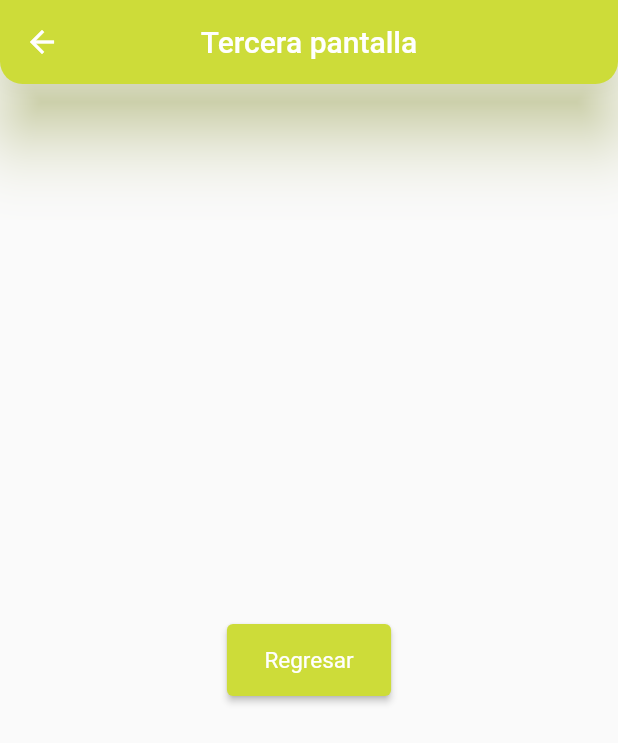
After one commit to Luisfosp00/FLUTTERAPP1, a Flutter app: the screen it shows after launch, after a tap on "Tercera Página", on a phone screen of 412 x 824 dp. The commit adds this screen. Shown: the top 743 px of the screen. Run offline on Flutter 3.47's test engine with Material 2 defaults, Android fonts, the phone set to English and light mode, and no system bars.

Commit message:
Segundo envio

```diff
--- a/lib/main.dart
+++ b/lib/main.dart
@@ -1,15 +1,26 @@
 // ignore_for_file: prefer_const_constructors
 
-import 'dart:ui';
+//import 'dart:js';
+//import 'dart:ui';
+
 
 import 'package:flutter/material.dart';
-
+import 'screens/dataScreen.dart';
+import 'screens/secondScreen.dart';
+import 'screens/thirdScreen.dart';
 
 void main() {
-  runApp(const MaterialApp(
+  runApp(MaterialApp(
     debugShowCheckedModeBanner: false,
     title: 'Flutter demo',
-    home: HomePage(),
+    initialRoute: '/',
+    routes: {
+      '/':(context)=> const HomePage(),
+      '/second':(context)=> const SecondPage(),
+      '/datos':(context)=> const DataPage(),
+      '/third':(context)=> const ThirdPage(),
+      },
+    //home: HomePage(),
   ));
 }
 
@@ -48,10 +59,12 @@ class HomePage extends StatelessWidget {
               ),
               child: const Text('Segunda pantalla'),
               onPressed: (){
+                /*
                 final route = MaterialPageRoute(
                   builder: (context) => const SecondPage(),
                 );
-                Navigator.push(context, route);
+                Navigator.push(context, route);*/
+                Navigator.pushNamed(context, '/second');
               }
             ),
             SizedBox(height: 10.0),
@@ -62,10 +75,23 @@ class HomePage extends StatelessWidget {
               ),
               child: const Text('Datos'),
                 onPressed: (){
+                  /*
                   final route = MaterialPageRoute(
                     builder: (context) => const DataPage(),
                   );
-                  Navigator.push(context, route);
+                  Navigator.push(context, route);*/
+                  Navigator.pushNamed(context, '/datos');
+              }
+            ),
+            SizedBox(height: 10.0),
+            ElevatedButton(
+              style: ButtonStyle(
+                backgroundColor: MaterialStateProperty.all(Colors.green),
+                padding: MaterialStateProperty.all(EdgeInsets.symmetric(horizontal: 25, vertical: 15)),
+              ),
+              child: const Text('Tercera Página'),
+                onPressed: (){
+                  Navigator.pushNamed(context,'/third');
               }
             )
 
@@ -76,101 +102,3 @@ class HomePage extends StatelessWidget {
     );
   }
 }
-// segunda página
-class SecondPage extends StatelessWidget{
-  const SecondPage({Key? key}) : super(key: key);
-
-  @override
-  Widget build(BuildContext context){
-    return Scaffold(
-      appBar: AppBar(
-        title: const Text('Segunda pantalla'),
-        backgroundColor: Colors.purple,
-        centerTitle: true,
-        elevation: 20.0,
-        shadowColor: Colors.purple[400],
-        shape: const RoundedRectangleBorder(
-          borderRadius: BorderRadius.vertical(bottom: Radius.circular(15))),
-
-      ),
-      body: Center(
-        child: Column(
-          crossAxisAlignment: CrossAxisAlignment.center,
-          mainAxisAlignment: MainAxisAlignment.center,
-          children: <Widget>[
-            ElevatedButton(
-            style: ButtonStyle(
-                backgroundColor: MaterialStateProperty.all(Colors.purple),
-                padding: MaterialStateProperty.all(EdgeInsets.symmetric(horizontal: 25, vertical: 15)),
-                textStyle: MaterialStateProperty.all(TextStyle(fontSize: 15))
-            ),
-          child: const Text('Regresar'),
-          onPressed: () => Navigator.pop(context),
-        )
-        ]),
-
-      ),
-    );
-  }
-}
-
-// página de datos
-
-class DataPage extends StatelessWidget{
-  const DataPage({Key? key}) : super(key: key);
-
-  @override
-  Widget build(BuildContext context){
-    return Scaffold(
-      appBar: AppBar(
-        title: const Text('Datos'),
-        backgroundColor: Colors.blue[900],
-        centerTitle: true,
-        elevation: 20.0,
-        shadowColor: Colors.blue[400],
-        shape: const RoundedRectangleBorder(
-          borderRadius: BorderRadius.vertical(bottom: Radius.circular(15))),
-      ),
-      body: Center(
-          child: Column(
-          crossAxisAlignment: CrossAxisAlignment.center,
-          mainAxisAlignment: MainAxisAlignment.center,
-          children: <Widget>[
-            Image.asset("assets/img/lf.JPEG",
-                  width:250.0,
-                ),
-            SizedBox(height: 20.0,),
-                Text('Luis Fernando Solis Pacheco',
-                    style: TextStyle(
-                    fontSize: 35,
-                    fontWeight: FontWeight.bold,
-                  ),
-                  textAlign: TextAlign.center
-                ),
-              SizedBox(height: 10.0),
-              Text('Tecnologías de la Información',
-                style: TextStyle(
-                  fontSize: 25,
-                ),
-                ),
-                  SizedBox(height: 10.0),
-              Text('TI02SM-20',
-                style: TextStyle(
-                  fontSize: 20,
-                ),
-                ),
-                SizedBox(height: 20.0,),
-            ElevatedButton(
-            style: ButtonStyle(
-                backgroundColor: MaterialStateProperty.all(Colors.blue[900]),
-                padding: MaterialStateProperty.all(EdgeInsets.symmetric(horizontal: 25, vertical: 15)),
-                textStyle: MaterialStateProperty.all(TextStyle(fontSize: 15))
-            ),
-          child: const Text('Regresar'),
-          onPressed: () => Navigator.pop(context),
-        )
-        ]),
-      ),
-    );
-  }
-}
--- /dev/null
+++ b/lib/screens/thirdScreen.dart
@@ -0,0 +1,39 @@
+// tercera página
+import 'package:flutter/material.dart';
+
+class ThirdPage extends StatelessWidget{
+  const ThirdPage({Key? key}) : super(key: key);
+
+  @override
+  Widget build(BuildContext context){
+    return Scaffold(
+      appBar: AppBar(
+        title: const Text('Tercera pantalla'),
+        backgroundColor: Colors.lime,
+        centerTitle: true,
+        elevation: 20.0,
+        shadowColor: Colors.lime[400],
+        shape: const RoundedRectangleBorder(
+          borderRadius: BorderRadius.vertical(bottom: Radius.circular(15))),
+
+      ),
+      body: Center(
+        child: Column(
+          crossAxisAlignment: CrossAxisAlignment.center,
+          mainAxisAlignment: MainAxisAlignment.center,
+          children: <Widget>[
+            ElevatedButton(
+            style: ButtonStyle(
+                backgroundColor: MaterialStateProperty.all(Colors.lime),
+                padding: MaterialStateProperty.all(EdgeInsets.symmetric(horizontal: 25, vertical: 15)),
+                textStyle: MaterialStateProperty.all(TextStyle(fontSize: 15))
+            ),
+          child: const Text('Regresar'),
+          onPressed: () => Navigator.pop(context),
+        )
+        ]),
+
+      ),
+    );
+  }
+}
```
Also changed, not shown: lib/screens/dataScreen.dart (added, +62 -0 lines), lib/screens/secondScreen.dart (added, +39 -0 lines).
